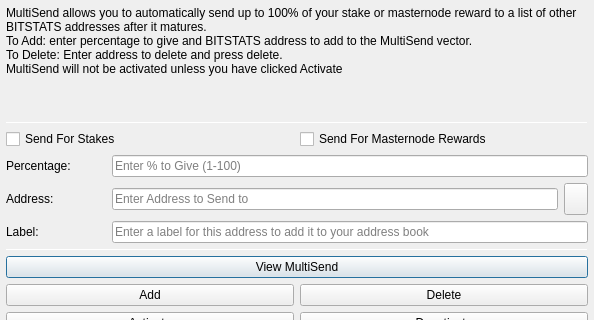
Above: src/qt/forms/multisenddialog.ui from c0de0x/blocs before the change; both pictures show x 0 to 594 and y 0 to 320 of the 594 by 526 pixel window. Below: the same form after it.
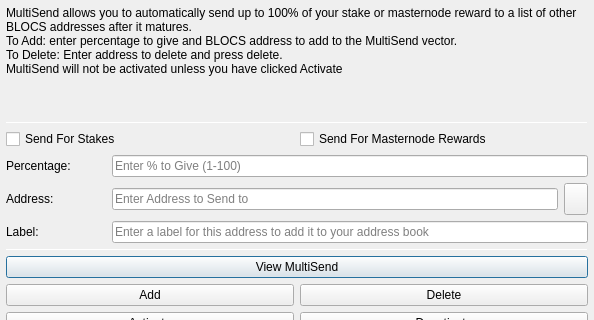
That is the form after the change. Icons and pictures are not drawn.

Commit message: Rebranding from bitstats to blocs and dns seed update

Patch:
```diff
--- a/src/qt/forms/multisenddialog.ui
+++ b/src/qt/forms/multisenddialog.ui
@@ -28,8 +28,8 @@
         <number>1</number>
        </property>
        <property name="text">
-        <string>MultiSend allows you to automatically send up to 100% of your stake or masternode reward to a list of other BITSTATS addresses after it matures.
-To Add: enter percentage to give and BITSTATS address to add to the MultiSend vector.
+        <string>MultiSend allows you to automatically send up to 100% of your stake or masternode reward to a list of other BLOCS addresses after it matures.
+To Add: enter percentage to give and BLOCS address to add to the MultiSend vector.
 To Delete: Enter address to delete and press delete.
 MultiSend will not be activated unless you have clicked Activate</string>
        </property>
```
Left out of the diff: 4 changed lines with no effect on the pictures. The commit also changes 352 other files.
